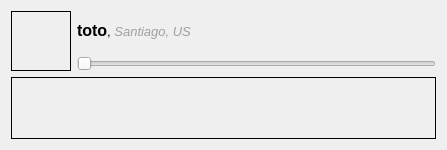
Qt form src/client/gui/livejamming/app/roomplayeritem.ui (sush/Live-Jamming) before a commit.
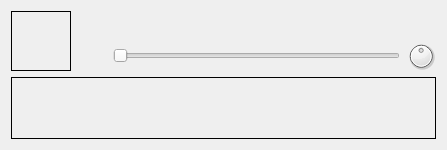
The same form after that commit. Icons and pictures are not drawn.

```diff
--- a/src/client/gui/livejamming/app/roomplayeritem.ui
+++ b/src/client/gui/livejamming/app/roomplayeritem.ui
@@ -11,17 +11,32 @@
    </rect>
   </property>
   <property name="sizePolicy">
-   <sizepolicy hsizetype="Preferred" vsizetype="Preferred">
-    <horstretch>255</horstretch>
-    <verstretch>255</verstretch>
+   <sizepolicy hsizetype="Minimum" vsizetype="Minimum">
+    <horstretch>0</horstretch>
+    <verstretch>0</verstretch>
    </sizepolicy>
   </property>
+  <property name="maximumSize">
+   <size>
+    <width>443</width>
+    <height>146</height>
+   </size>
+  </property>
   <property name="windowTitle">
    <string>Form</string>
   </property>
   <layout class="QGridLayout" name="gridLayout">
+   <property name="sizeConstraint">
+    <enum>QLayout::SetMinimumSize</enum>
+   </property>
    <item row="0" column="0" rowspan="2">
-    <widget class="QLabel" name="userPic">
+    <widget class="QLabel" name="avatar">
+     <property name="sizePolicy">
+      <sizepolicy hsizetype="Fixed" vsizetype="Fixed">
+       <horstretch>0</horstretch>
+       <verstretch>0</verstretch>
+      </sizepolicy>
+     </property>
      <property name="minimumSize">
       <size>
        <width>60</width>
@@ -34,28 +49,19 @@
      <property name="text">
       <string/>
      </property>
-    </widget>
-   </item>
-   <item row="0" column="1">
-    <widget class="QLabel" name="label">
-     <property name="text">
-      <string>&lt;!DOCTYPE HTML PUBLIC &quot;-//W3C//DTD HTML 4.0//EN&quot; &quot;http://www.w3.org/TR/REC-html40/strict.dtd&quot;&gt;
-&lt;html&gt;&lt;head&gt;&lt;meta name=&quot;qrichtext&quot; content=&quot;1&quot; /&gt;&lt;style type=&quot;text/css&quot;&gt;
-p, li { white-space: pre-wrap; }
-&lt;/style&gt;&lt;/head&gt;&lt;body style=&quot; font-family:'Sans'; font-size:10pt; font-weight:400; font-style:normal;&quot;&gt;
-&lt;p style=&quot; margin-top:0px; margin-bottom:0px; margin-left:0px; margin-right:0px; -qt-block-indent:0; text-indent:0px;&quot;&gt;&lt;span style=&quot; font-size:12pt; font-weight:600;&quot;&gt;toto&lt;/span&gt;, &lt;span style=&quot; font-style:italic; color:#9f9f9f;&quot;&gt;Santiago, US&lt;/span&gt;&lt;/p&gt;&lt;/body&gt;&lt;/html&gt;</string>
+     <property name="pixmap">
+      <pixmap resource="app.qrc">:/images/cc-user_male-60x60.png</pixmap>
      </property>
     </widget>
    </item>
-   <item row="1" column="1">
-    <widget class="QSlider" name="horizontalSlider">
-     <property name="orientation">
-      <enum>Qt::Horizontal</enum>
+   <item row="2" column="0" colspan="3">
+    <widget class="QLabel" name="spectrum">
+     <property name="sizePolicy">
+      <sizepolicy hsizetype="Fixed" vsizetype="Fixed">
+       <horstretch>0</horstretch>
+       <verstretch>0</verstretch>
+      </sizepolicy>
      </property>
-    </widget>
-   </item>
-   <item row="2" column="0" colspan="2">
-    <widget class="QLabel" name="label_2">
      <property name="minimumSize">
       <size>
        <width>425</width>
@@ -70,6 +76,77 @@
      </property>
     </widget>
    </item>
+   <item row="0" column="1" colspan="2">
+    <widget class="QLabel" name="label">
+     <property name="text">
+      <string/>
+     </property>
+    </widget>
+   </item>
+   <item row="1" column="1" colspan="2">
+    <layout class="QHBoxLayout" name="horizontalLayout">
+     <property name="sizeConstraint">
+      <enum>QLayout::SetMinimumSize</enum>
+     </property>
+     <item>
+      <widget class="QLabel" name="speaker">
+       <property name="sizePolicy">
+        <sizepolicy hsizetype="Maximum" vsizetype="Maximum">
+         <horstretch>0</horstretch>
+         <verstretch>0</verstretch>
+        </sizepolicy>
+       </property>
+       <property name="minimumSize">
+        <size>
+         <width>30</width>
+         <height>30</height>
+        </size>
+       </property>
+       <property name="maximumSize">
+        <size>
+         <width>30</width>
+         <height>30</height>
+        </size>
+       </property>
+       <property name="text">
+        <string/>
+       </property>
+       <property name="pixmap">
+        <pixmap resource="app.qrc">:/images/kmixdocked-30x30.png</pixmap>
+       </property>
+      </widget>
+     </item>
+     <item>
+      <widget class="QSlider" name="volume">
+       <property name="sizePolicy">
+        <sizepolicy hsizetype="Minimum" vsizetype="Fixed">
+         <horstretch>0</horstretch>
+         <verstretch>0</verstretch>
+        </sizepolicy>
+       </property>
+       <property name="orientation">
+        <enum>Qt::Horizontal</enum>
+       </property>
+      </widget>
+     </item>
+     <item>
+      <widget class="QDial" name="balance">
+       <property name="maximumSize">
+        <size>
+         <width>30</width>
+         <height>30</height>
+        </size>
+       </property>
+       <property name="maximum">
+        <number>99</number>
+       </property>
+       <property name="value">
+        <number>50</number>
+       </property>
+      </widget>
+     </item>
+    </layout>
+   </item>
   </layout>
  </widget>
  <resources/>
```
Left out of the diff: 4 changed lines with no effect on the pictures.
